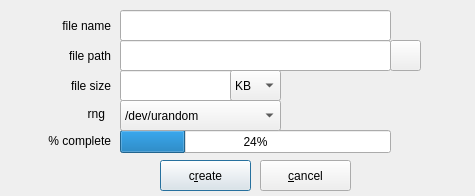
Above: zuluCrypt-gui/createfile.ui from mhogomchungu/zuluCrypt before the change. Below: the same form after it.
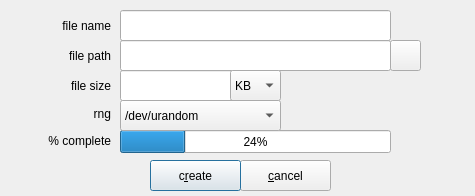
That is the form after the change.

```diff
--- a/zuluCrypt-gui/createfile.ui
+++ b/zuluCrypt-gui/createfile.ui
@@ -123,7 +123,7 @@
   <widget class="QPushButton" name="pbCancel">
    <property name="geometry">
     <rect>
-     <x>260</x>
+     <x>240</x>
      <y>160</y>
      <width>91</width>
      <height>31</height>
@@ -158,7 +158,7 @@
   <widget class="QPushButton" name="pbCreate">
    <property name="geometry">
     <rect>
-     <x>160</x>
+     <x>150</x>
      <y>160</y>
      <width>91</width>
      <height>31</height>
@@ -237,7 +237,7 @@
     <rect>
      <x>50</x>
      <y>104</y>
-     <width>55</width>
+     <width>61</width>
      <height>20</height>
     </rect>
    </property>
```
